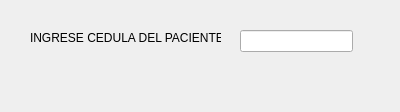
This is Buscar_paciente.ui in ecruzt/Trabajo-Final as Qt 5 draws it before an edit. The edited form follows.
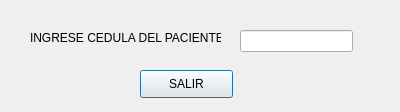
This is the edited form.

Commit message: Boton Salir(retroceso)

```diff
--- a/Buscar_paciente.ui
+++ b/Buscar_paciente.ui
@@ -36,6 +36,19 @@
     </rect>
    </property>
   </widget>
+  <widget class="QPushButton" name="SALIR">
+   <property name="geometry">
+    <rect>
+     <x>140</x>
+     <y>70</y>
+     <width>93</width>
+     <height>28</height>
+    </rect>
+   </property>
+   <property name="text">
+    <string>SALIR</string>
+   </property>
+  </widget>
  </widget>
  <resources/>
  <connections/>
```
The commit also changes 6 other files.
